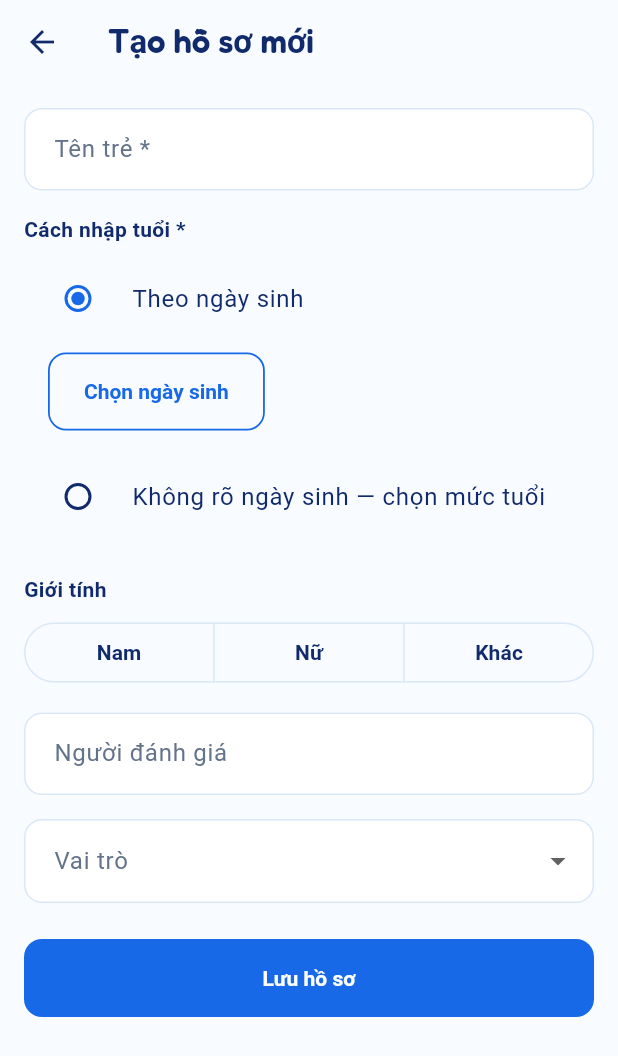
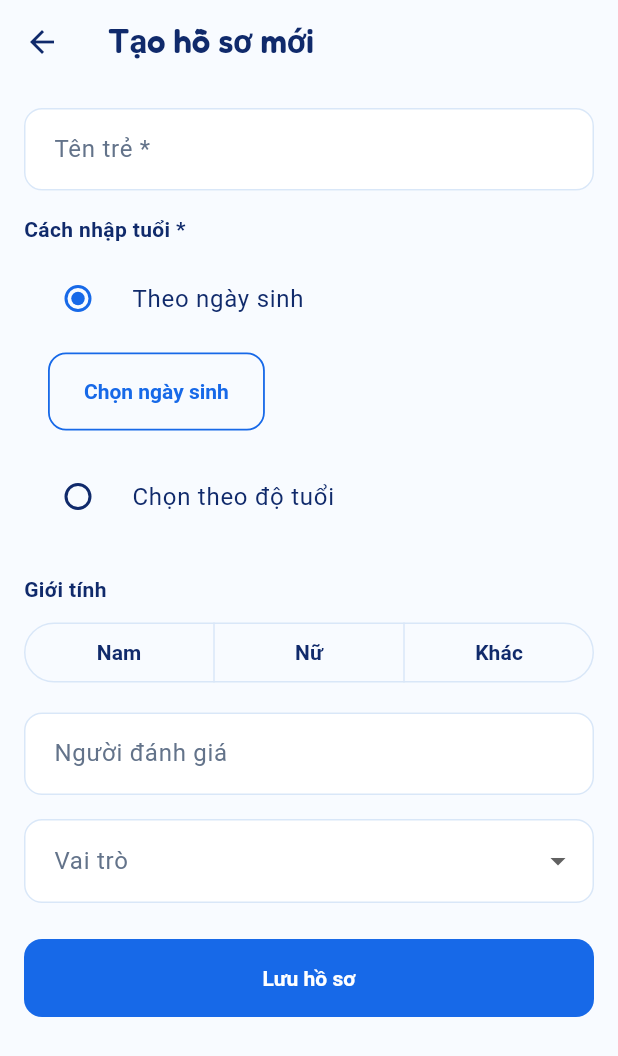
Before and after one commit to doantuan22/IRIS_v1, a Flutter app: the screen it shows after launch, on a phone screen of 412 x 824 dp. Shown: the top 1056 px of the screen. Run offline on Flutter 3.47's test engine with Material 3 defaults, Android fonts, the phone set to English and light mode, and no system bars; our stand-ins replace camera, google_fonts, shared_preferences, sqflite, video_player; accounts and stored records are empty.

Commit message:
feat(ui): B1 - đổi label chọn mức tuổi + bỏ dòng giả định khỏi UI tạo hồ sơ
Đổi "Không rõ ngày sinh — chọn mức tuổi" thành "Chọn theo độ tuổi", gọn và
rõ nghĩa hơn. Bỏ dòng "Dải tháng tuổi hiện dùng là giả định làm việc..."
khỏi UI người dùng cuối — comment kỹ thuật tương đương trong code (tại chỗ
quy đổi dob) vẫn giữ nguyên cho dev/reviewer.

Theo KE_HOACH_TINH_CHINH_UI_CHAN_DUNG.md, mục B1.

```diff
--- a/lib/features/child_profile/create_profile/create_profile_page.dart
+++ b/lib/features/child_profile/create_profile/create_profile_page.dart
@@ -166,7 +166,7 @@ class _CreateProfilePageState extends State<CreateProfilePage> {
                       ),
                     ),
                   const RadioListTile<_AgeInputMode>(
-                    title: Text('Không rõ ngày sinh — chọn mức tuổi'),
+                    title: Text('Chọn theo độ tuổi'),
                     value: _AgeInputMode.ageTier,
                   ),
                   if (_ageInputMode == _AgeInputMode.ageTier)
@@ -190,14 +190,6 @@ class _CreateProfilePageState extends State<CreateProfilePage> {
                                 ),
                               );
                             }).toList(),
-                          ),
-                          const SizedBox(height: 4),
-                          Text(
-                            'Dải tháng tuổi hiện dùng là giả định làm việc, '
-                            'sẽ dùng tháng đại diện giữa dải để ước tính ngày '
-                            'sinh gần đúng.',
-                            style: Theme.of(context).textTheme.bodySmall
-                                ?.copyWith(color: Theme.of(context).hintColor),
                           ),
                         ],
                       ),
```
